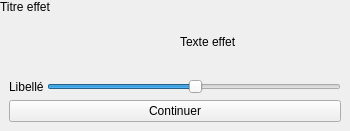
Above: effet.ui from gabriellevy/destinLib before the change. Below: the same form after it.
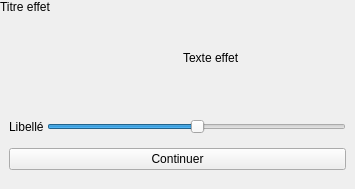
That is the form after the change. Custom widgets are drawn as their Qt base class.

The edit to the form file:
```diff
--- a/effet.ui
+++ b/effet.ui
@@ -6,8 +6,8 @@
    <rect>
     <x>0</x>
     <y>0</y>
-    <width>350</width>
-    <height>131</height>
+    <width>355</width>
+    <height>189</height>
    </rect>
   </property>
   <property name="sizePolicy">
```
Left out of the diff: 3 changed lines with no effect on the pictures.
